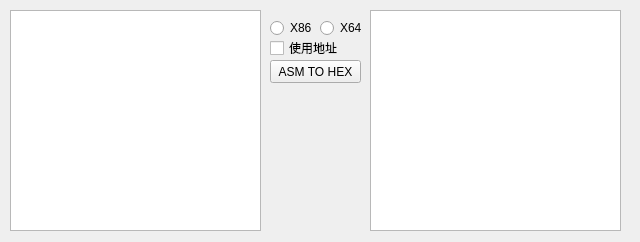
Before: the Qt Designer form QT_ASM_Converter/QT_ASM_Converter.ui in DragonQuestHero/QT-ASM-Converter, drawn with Qt 5.
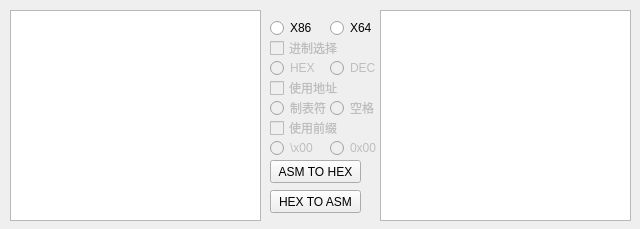
After: the same form once the commit is applied. Icons and pictures are not drawn.

Diff of the .ui file:
```diff
--- a/QT_ASM_Converter/QT_ASM_Converter.ui
+++ b/QT_ASM_Converter/QT_ASM_Converter.ui
@@ -7,7 +7,7 @@
     <x>0</x>
     <y>0</y>
     <width>640</width>
-    <height>242</height>
+    <height>229</height>
    </rect>
   </property>
   <property name="windowTitle">
@@ -30,7 +30,7 @@
    <widget class="QRadioButton" name="X64_radioButton">
     <property name="geometry">
      <rect>
-      <x>320</x>
+      <x>330</x>
       <y>20</y>
       <width>89</width>
       <height>16</height>
@@ -46,7 +46,7 @@
       <x>10</x>
       <y>10</y>
       <width>251</width>
-      <height>221</height>
+      <height>211</height>
      </rect>
     </property>
    </widget>
@@ -54,7 +54,7 @@
     <property name="geometry">
      <rect>
       <x>270</x>
-      <y>60</y>
+      <y>160</y>
       <width>91</width>
       <height>23</height>
      </rect>
@@ -66,18 +66,21 @@
    <widget class="QTextEdit" name="Hex_textEdit">
     <property name="geometry">
      <rect>
-      <x>370</x>
+      <x>380</x>
       <y>10</y>
       <width>251</width>
-      <height>221</height>
+      <height>211</height>
      </rect>
     </property>
    </widget>
    <widget class="QCheckBox" name="Point_checkBox">
+    <property name="enabled">
+     <bool>false</bool>
+    </property>
     <property name="geometry">
      <rect>
       <x>270</x>
-      <y>40</y>
+      <y>80</y>
       <width>71</width>
       <height>16</height>
      </rect>
@@ -86,6 +89,147 @@
      <string>使用地址</string>
     </property>
    </widget>
+   <widget class="QPushButton" name="HEX_TO_ASM_pushButton">
+    <property name="geometry">
+     <rect>
+      <x>270</x>
+      <y>190</y>
+      <width>91</width>
+      <height>23</height>
+     </rect>
+    </property>
+    <property name="text">
+     <string>HEX TO ASM</string>
+    </property>
+   </widget>
+   <widget class="QCheckBox" name="AddX_checkBox">
+    <property name="enabled">
+     <bool>false</bool>
+    </property>
+    <property name="geometry">
+     <rect>
+      <x>270</x>
+      <y>120</y>
+      <width>91</width>
+      <height>16</height>
+     </rect>
+    </property>
+    <property name="text">
+     <string>使用前缀</string>
+    </property>
+   </widget>
+   <widget class="QRadioButton" name="Blank_radioButton">
+    <property name="enabled">
+     <bool>false</bool>
+    </property>
+    <property name="geometry">
+     <rect>
+      <x>330</x>
+      <y>100</y>
+      <width>51</width>
+      <height>16</height>
+     </rect>
+    </property>
+    <property name="text">
+     <string>空格</string>
+    </property>
+   </widget>
+   <widget class="QRadioButton" name="Tabs_radioButton">
+    <property name="enabled">
+     <bool>false</bool>
+    </property>
+    <property name="geometry">
+     <rect>
+      <x>270</x>
+      <y>100</y>
+      <width>61</width>
+      <height>16</height>
+     </rect>
+    </property>
+    <property name="text">
+     <string>制表符</string>
+    </property>
+   </widget>
+   <widget class="QRadioButton" name="Add0X_radioButton">
+    <property name="enabled">
+     <bool>false</bool>
+    </property>
+    <property name="geometry">
+     <rect>
+      <x>330</x>
+      <y>140</y>
+      <width>51</width>
+      <height>16</height>
+     </rect>
+    </property>
+    <property name="text">
+     <string>0x00</string>
+    </property>
+   </widget>
+   <widget class="QRadioButton" name="AddX_radioButton">
+    <property name="enabled">
+     <bool>false</bool>
+    </property>
+    <property name="geometry">
+     <rect>
+      <x>270</x>
+      <y>140</y>
+      <width>61</width>
+      <height>16</height>
+     </rect>
+    </property>
+    <property name="text">
+     <string>\x00</string>
+    </property>
+   </widget>
+   <widget class="QRadioButton" name="Hex_radioButton">
+    <property name="enabled">
+     <bool>false</bool>
+    </property>
+    <property name="geometry">
+     <rect>
+      <x>270</x>
+      <y>60</y>
+      <width>61</width>
+      <height>16</height>
+     </rect>
+    </property>
+    <property name="text">
+     <string>HEX</string>
+    </property>
+   </widget>
+   <widget class="QRadioButton" name="Dec_radioButton">
+    <property name="enabled">
+     <bool>false</bool>
+    </property>
+    <property name="geometry">
+     <rect>
+      <x>330</x>
+      <y>60</y>
+      <width>51</width>
+      <height>16</height>
+     </rect>
+    </property>
+    <property name="text">
+     <string>DEC</string>
+    </property>
+   </widget>
+   <widget class="QCheckBox" name="Radix_checkBox">
+    <property name="enabled">
+     <bool>false</bool>
+    </property>
+    <property name="geometry">
+     <rect>
+      <x>270</x>
+      <y>40</y>
+      <width>71</width>
+      <height>16</height>
+     </rect>
+    </property>
+    <property name="text">
+     <string>进制选择</string>
+    </property>
+   </widget>
   </widget>
  </widget>
  <layoutdefault spacing="6" margin="11"/>
```
Left out of the diff: 4 changed lines with no effect on the pictures.
